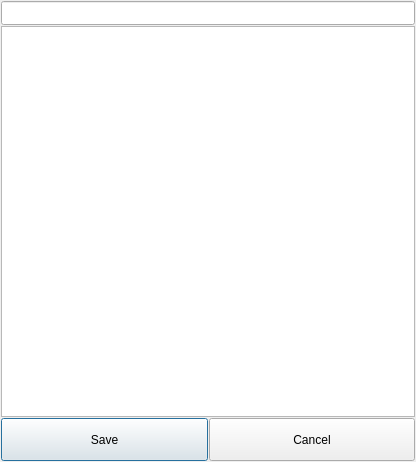
This is ui/config-edit.ui in berndhs/arado as Qt 5 draws it before an edit. The edited form follows.
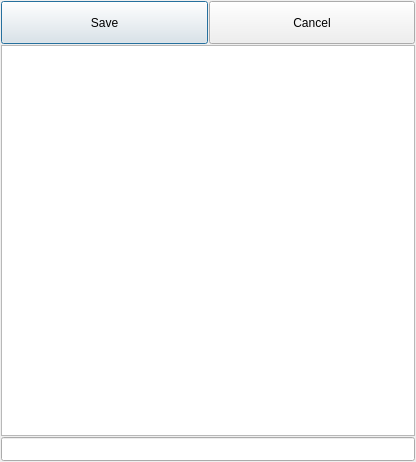
This is the edited form. Icons and pictures are not drawn.

Commit message: buttons on top for a better placement.

What changed in the file:
```diff
--- a/ui/config-edit.ui
+++ b/ui/config-edit.ui
@@ -28,7 +28,20 @@
    <bool>false</bool>
   </property>
   <layout class="QGridLayout" name="gridLayout">
-   <item row="1" column="0">
+   <item row="4" column="0">
+    <widget class="QTreeView" name="configView">
+     <property name="sizePolicy">
+      <sizepolicy hsizetype="Expanding" vsizetype="Expanding">
+       <horstretch>10</horstretch>
+       <verstretch>20</verstretch>
+      </sizepolicy>
+     </property>
+     <attribute name="headerVisible">
+      <bool>true</bool>
+     </attribute>
+    </widget>
+   </item>
+   <item row="5" column="0">
     <widget class="QLineEdit" name="fileName">
      <property name="sizePolicy">
       <sizepolicy hsizetype="Expanding" vsizetype="MinimumExpanding">
@@ -48,19 +61,6 @@
     </widget>
    </item>
    <item row="3" column="0">
-    <widget class="QTreeView" name="configView">
-     <property name="sizePolicy">
-      <sizepolicy hsizetype="Expanding" vsizetype="Expanding">
-       <horstretch>10</horstretch>
-       <verstretch>20</verstretch>
-      </sizepolicy>
-     </property>
-     <attribute name="headerVisible">
-      <bool>true</bool>
-     </attribute>
-    </widget>
-   </item>
-   <item row="4" column="0">
     <layout class="QHBoxLayout" name="horizontalLayout">
      <item>
       <widget class="QPushButton" name="saveButton">
```
